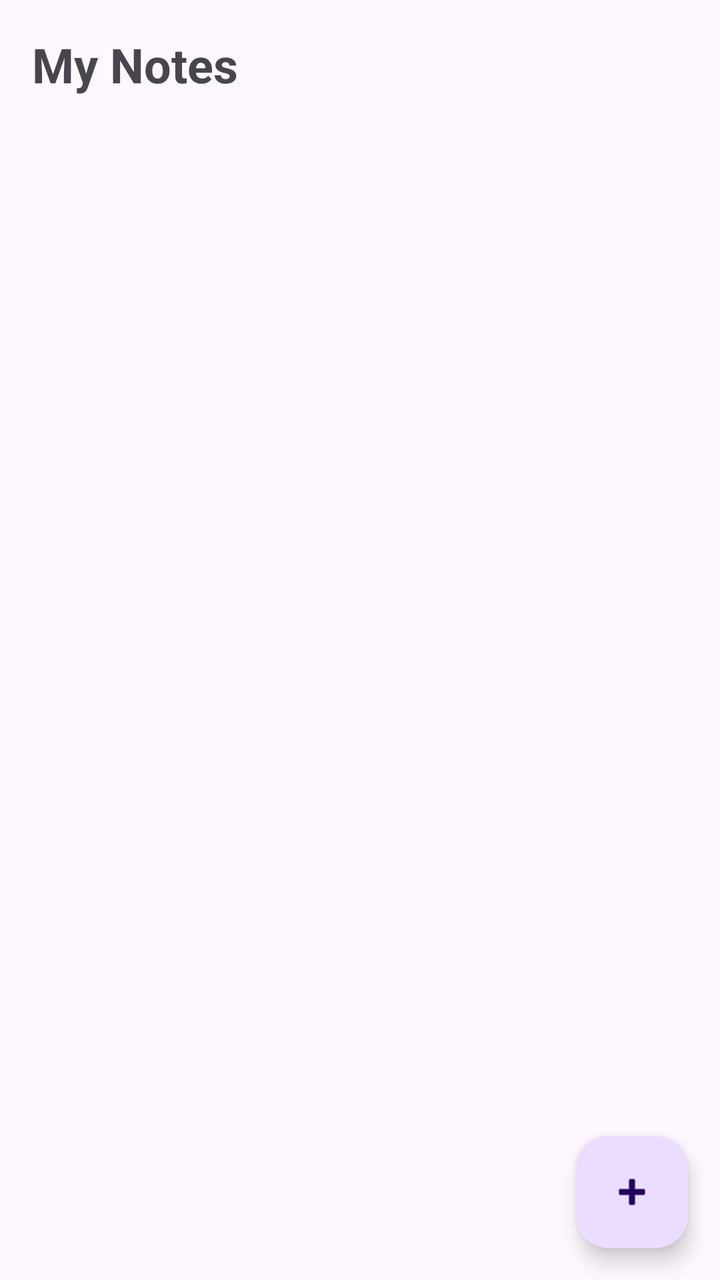
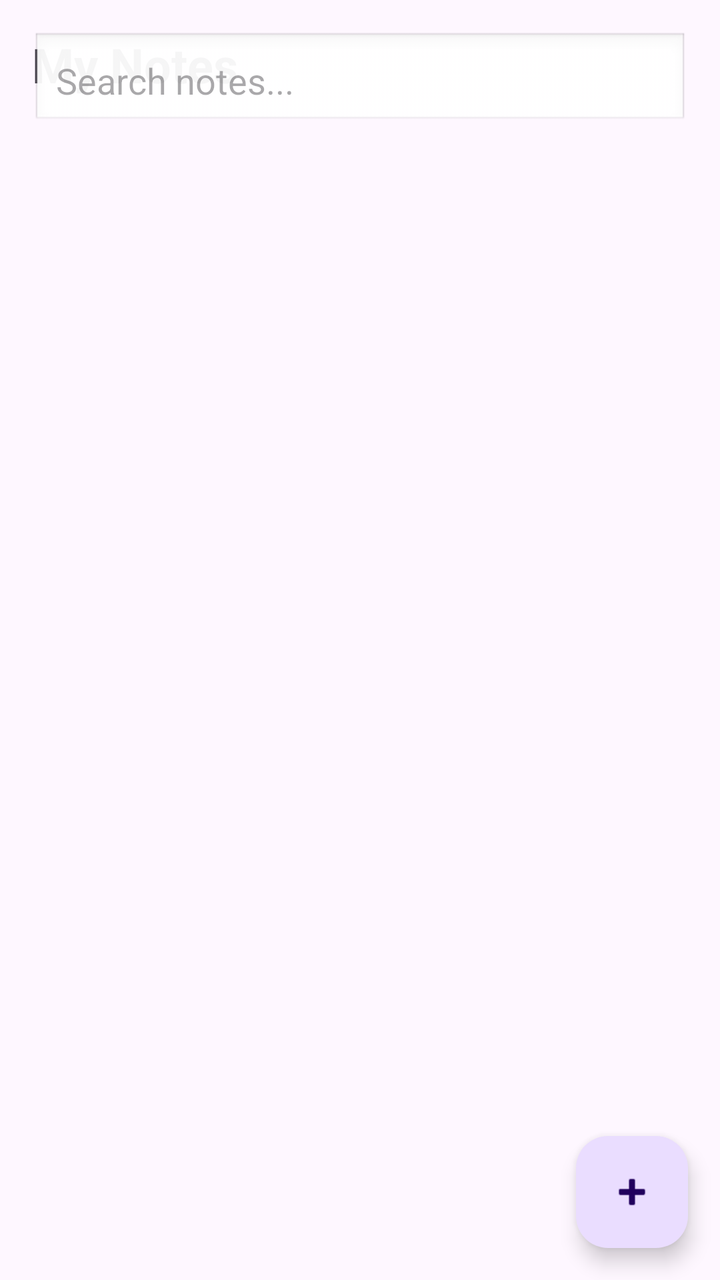

Two renders of the same Android screen: before a commit and after it. Below are the layout's source before the change and the commit's diff.
<!-- AndroidManifest.xml: application theme Theme.NotesApp -->
<!-- res/layout/activity_main.xml -->
<?xml version="1.0" encoding="utf-8"?>
<androidx.constraintlayout.widget.ConstraintLayout xmlns:android="http://schemas.android.com/apk/res/android"
    xmlns:app="http://schemas.android.com/apk/res-auto"
    xmlns:tools="http://schemas.android.com/tools"
    android:id="@+id/main"
    android:layout_width="match_parent"
    android:layout_height="match_parent"
    tools:context=".MainActivity">

    <TextView
        android:id="@+id/titleText"
        android:layout_width="wrap_content"
        android:layout_height="wrap_content"
        android:text="My Notes"
        android:textSize="24sp"
        android:textStyle="bold"
        android:layout_marginTop="16dp"
        android:layout_marginStart="16dp"
        app:layout_constraintTop_toTopOf="parent"
        app:layout_constraintStart_toStartOf="parent"/>

    <androidx.recyclerview.widget.RecyclerView
        android:id="@+id/recyclerView"
        android:layout_width="0dp"
        android:layout_height="0dp"
        android:layout_marginTop="16dp"
        android:layout_marginBottom="16dp"
        app:layout_constraintTop_toBottomOf="@id/titleText"
        app:layout_constraintBottom_toBottomOf="parent"
        app:layout_constraintStart_toStartOf="parent"
        app:layout_constraintEnd_toEndOf="parent"/>

    <com.google.android.material.floatingactionbutton.FloatingActionButton
        android:id="@+id/fabAdd"
        android:layout_width="wrap_content"
        android:layout_height="wrap_content"
        android:layout_margin="16dp"
        android:contentDescription="Add Note"
        android:src="@android:drawable/ic_input_add"
        app:layout_constraintBottom_toBottomOf="parent"
        app:layout_constraintEnd_toEndOf="parent"/>

</androidx.constraintlayout.widget.ConstraintLayout>
<!-- resources referenced by this layout -->
<resources>
  <style name="Theme.NotesApp" parent="Base.Theme.NotesApp" />
  <style name="Base.Theme.NotesApp" parent="Theme.Material3.DayNight.NoActionBar">
          
          
      </style>
</resources>

<!-- the commit's change to res/layout/activity_main.xml (unified diff, before → after) -->
@@ -19,13 +19,25 @@
         app:layout_constraintTop_toTopOf="parent"
         app:layout_constraintStart_toStartOf="parent"/>
 
+    <EditText
+        android:id="@+id/searchEditText"
+        android:layout_width="0dp"
+        android:layout_height="wrap_content"
+        android:hint="Search notes..."
+        android:padding="12dp"
+        android:background="@android:drawable/edit_text"
+        app:layout_constraintTop_toTopOf="parent"
+        app:layout_constraintStart_toStartOf="parent"
+        app:layout_constraintEnd_toEndOf="parent"
+        android:layout_margin="16dp"/>
+
     <androidx.recyclerview.widget.RecyclerView
         android:id="@+id/recyclerView"
         android:layout_width="0dp"
         android:layout_height="0dp"
         android:layout_marginTop="16dp"
         android:layout_marginBottom="16dp"
-        app:layout_constraintTop_toBottomOf="@id/titleText"
+        app:layout_constraintTop_toBottomOf="@id/searchEditText"
         app:layout_constraintBottom_toBottomOf="parent"
         app:layout_constraintStart_toStartOf="parent"
         app:layout_constraintEnd_toEndOf="parent"/>
